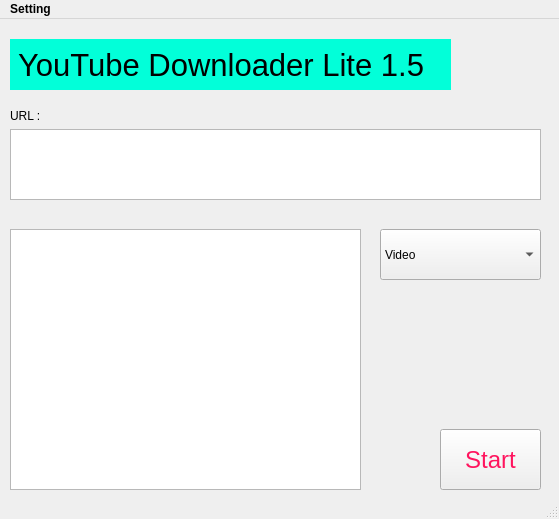
Old version of the form UI/PytubeUI.ui in the repository ricky10116/Python_GUI_PyTube.
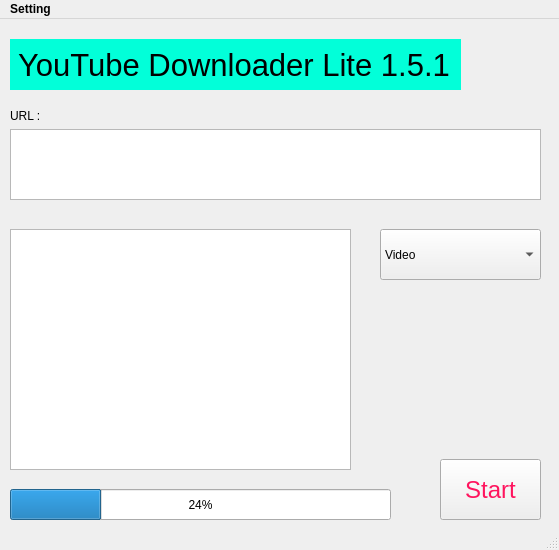
New version of the form.

The edit to the form file:
```diff
--- a/UI/PytubeUI.ui
+++ b/UI/PytubeUI.ui
@@ -7,7 +7,7 @@
     <x>0</x>
     <y>0</y>
     <width>559</width>
-    <height>519</height>
+    <height>550</height>
    </rect>
   </property>
   <property name="sizePolicy">
@@ -19,13 +19,13 @@
   <property name="minimumSize">
    <size>
     <width>559</width>
-    <height>519</height>
+    <height>550</height>
    </size>
   </property>
   <property name="maximumSize">
    <size>
     <width>559</width>
-    <height>519</height>
+    <height>550</height>
    </size>
   </property>
   <property name="windowTitle">
@@ -43,7 +43,7 @@
      <rect>
       <x>10</x>
       <y>20</y>
-      <width>441</width>
+      <width>451</width>
       <height>51</height>
      </rect>
     </property>
@@ -56,7 +56,7 @@
      <string notr="true">background-color: rgb(2, 255, 217);</string>
     </property>
     <property name="text">
-     <string> YouTube Downloader Lite 1.5</string>
+     <string> YouTube Downloader Lite 1.5.1</string>
     </property>
    </widget>
    <widget class="QPlainTextEdit" name="plainTextEdit">
@@ -74,8 +74,8 @@
      <rect>
       <x>10</x>
       <y>210</y>
-      <width>351</width>
-      <height>261</height>
+      <width>341</width>
+      <height>241</height>
      </rect>
     </property>
    </widget>
@@ -132,7 +132,7 @@
     <property name="geometry">
      <rect>
       <x>440</x>
-      <y>410</y>
+      <y>440</y>
       <width>101</width>
       <height>61</height>
      </rect>
@@ -149,6 +149,19 @@
      <string>Start</string>
     </property>
    </widget>
+   <widget class="QProgressBar" name="progressBar">
+    <property name="geometry">
+     <rect>
+      <x>10</x>
+      <y>470</y>
+      <width>381</width>
+      <height>31</height>
+     </rect>
+    </property>
+    <property name="value">
+     <number>24</number>
+    </property>
+   </widget>
   </widget>
   <widget class="QMenuBar" name="menubar">
    <property name="geometry">
```
Left out of the diff: 1 changed line with no effect on the pictures.
